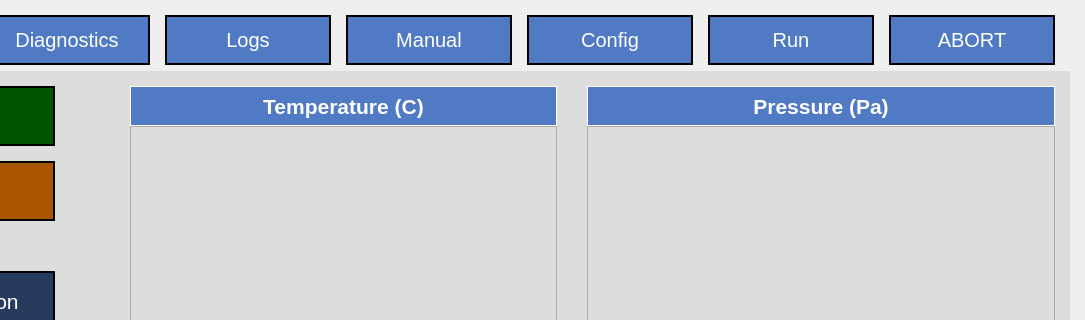
Qt form App/UI/QT5_Generated_UI.ui (osuntp/ntp) before a commit; both pictures show x 313 to 1398 and y 0 to 320 of the 1398 by 780 pixel window.
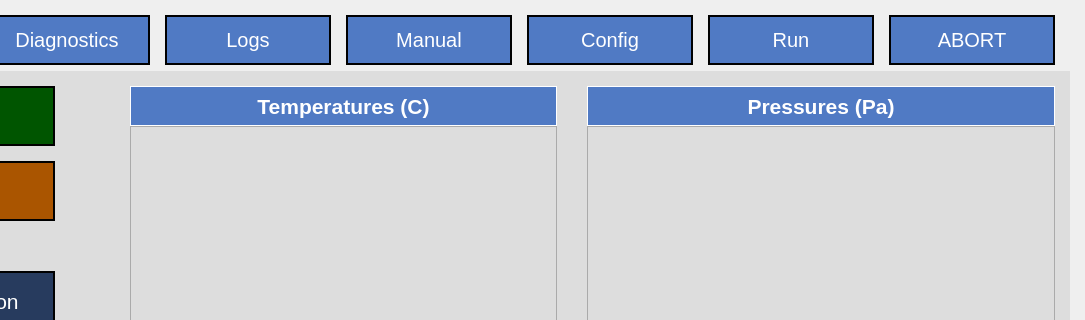
The same form after that commit. Custom widgets are drawn as their Qt base class.

Patch:
```diff
--- a/App/UI/QT5_Generated_UI.ui
+++ b/App/UI/QT5_Generated_UI.ui
@@ -2647,7 +2647,7 @@
 border: 1px solid white;</string>
                 </property>
                 <property name="text">
-                 <string>Pressure (Pa)</string>
+                 <string>Pressures (Pa)</string>
                 </property>
                 <property name="alignment">
                  <set>Qt::AlignCenter</set>
@@ -2891,7 +2891,7 @@
 border: 1px solid white;</string>
                 </property>
                 <property name="text">
-                 <string>Temperature (C)</string>
+                 <string>Temperatures (C)</string>
                 </property>
                 <property name="alignment">
                  <set>Qt::AlignCenter</set>
```
Left out of the diff: 22 changed lines with no effect on the pictures.
